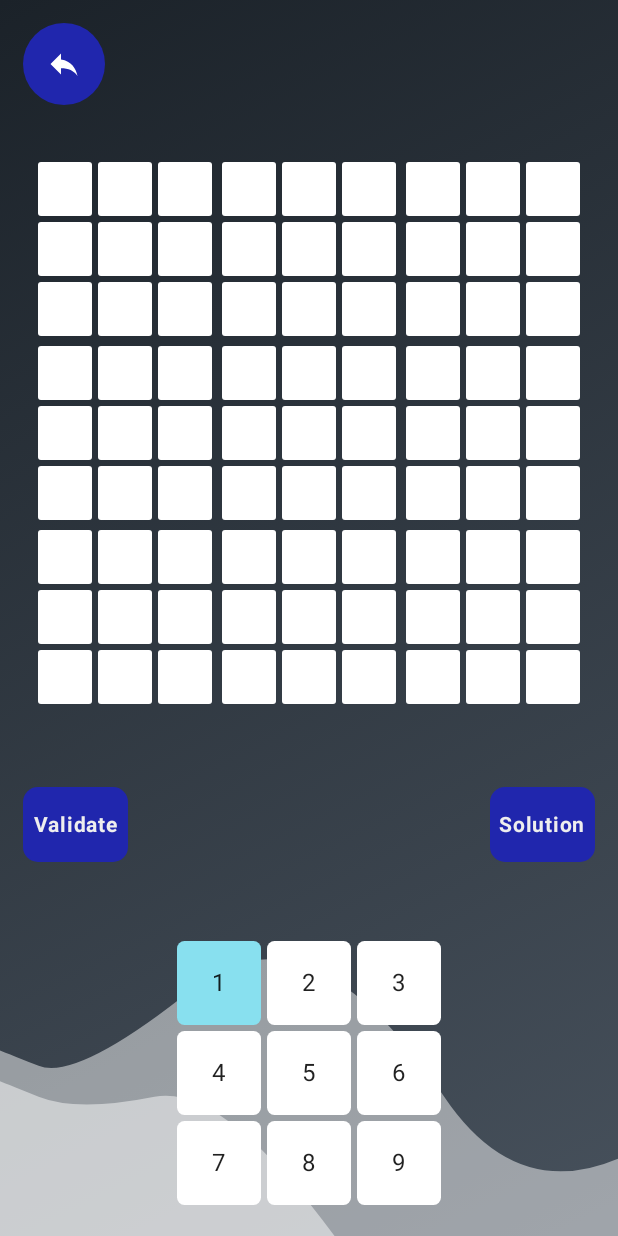
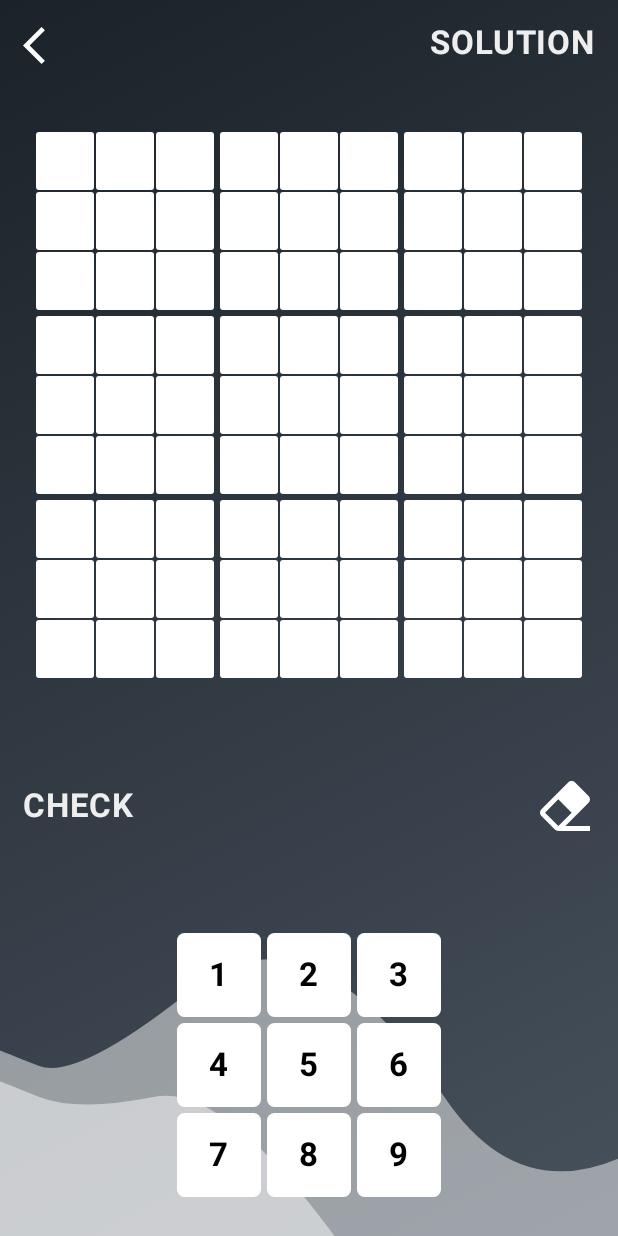
Before and after one commit to YashNishal/Sudoku-App, an Android app built with Jetpack Compose: the PrimaryActivity screen opened directly, with no data from a screen before it, on a phone screen of 412 x 824 dp. Run offline under Robolectric (Android 15) with nearby library versions, the phone set to English and light mode, and no system bars; our stand-ins replace Volley; libraries missing offline, so code that uses them is left out: es.dmoral.toasty; network calls fail; 3 statements that could not run were skipped.

Commit message:
added erase functionality, modified primary activity, made code cleaner and readable

```diff
--- a/app/build.gradle
+++ b/app/build.gradle
@@ -64,6 +64,8 @@ dependencies {
     debugImplementation "androidx.compose.ui:ui-tooling:$compose_version"
 
     implementation"com.android.volley:volley:1.2.1"
-    implementation 'com.google.code.gson:gson:2.8.9'
     implementation"org.jetbrains.kotlinx:kotlinx-coroutines-android:1.5.0"
+
+    //for better toast
+    implementation 'com.github.GrenderG:Toasty:1.5.2'
 }
--- a/app/src/main/java/com/example/sudoku/PrimaryActivity.kt
+++ b/app/src/main/java/com/example/sudoku/PrimaryActivity.kt
@@ -3,7 +3,6 @@ package com.example.sudoku
 import android.app.Activity
 import android.os.Bundle
 import android.util.Log
-import android.view.View
 import android.view.Window
 import android.view.WindowManager
 import android.widget.Toast
@@ -28,26 +27,29 @@ import androidx.compose.ui.text.style.TextAlign
 import androidx.compose.ui.tooling.preview.Preview
 import androidx.compose.ui.unit.dp
 import androidx.compose.ui.unit.sp
-import com.example.sudoku.ui.theme.BrightBlue
-import com.example.sudoku.ui.theme.CellColor
-import com.example.sudoku.ui.theme.SudokuTheme
-import com.example.sudoku.ui.theme.TextWhite
+import com.example.sudoku.ui.theme.*
+import es.dmoral.toasty.Toasty
 
-var change = "1"
+var change = "0"
 
 class PrimaryActivity : ComponentActivity() {
     override fun onCreate(savedInstanceState: Bundle?) {
-        requestWindowFeature(Window.FEATURE_NO_TITLE);
+        requestWindowFeature(Window.FEATURE_NO_TITLE)
         window.setFlags(
             WindowManager.LayoutParams.FLAG_FULLSCREEN,
             WindowManager.LayoutParams.FLAG_FULLSCREEN
-        );
+        )
+        initializeToasty()
         super.onCreate(savedInstanceState)
         setContent {
             App()
         }
     }
 }
+
+
+/* ---------------------MAIN APP----------------------- */
+
 
 @Composable
 fun App() {
@@ -59,7 +61,7 @@ fun App() {
         Surface(color = Color.Black, modifier = Modifier.fillMaxSize()) {
             Background()
             Column {
-                BackButton()
+                TopBar(solution)
                 Column(
                     horizontalAlignment = Alignment.CenterHorizontally,
                     verticalArrangement = Arrangement.SpaceAround,
@@ -78,7 +80,7 @@ fun App() {
                             FinalScreen(text = "GAME OVER!", color = Color.Red)
                         }
                         else -> {
-                            MiddleButtons(solution, correct)
+                            MiddleButtons(correct)
                             DialPad()
                         }
                     }
@@ -88,124 +90,63 @@ fun App() {
     }
 }
 
+/* ------------------------------------------------------------------- */
+// COMPOSABLE FUNCTIONS
+
+
 @Composable
-fun BackButton() {
+fun TopBar(solution: MutableState<Boolean>) {
     val activity = (LocalContext.current as? Activity)
-    Box(contentAlignment = Alignment.TopStart, modifier = Modifier.fillMaxWidth()) {
-        Icon(painter = painterResource(id = R.drawable.ic_back),
-            contentDescription = "Back", tint = Color.White,
+    Row(
+        horizontalArrangement = Arrangement.SpaceBetween,
+        modifier = Modifier.fillMaxWidth()
+    ) {
+        Icon(
+            painter = painterResource(id = R.drawable.ic_baseline_arrow_back_ios_24),
+            contentDescription = "Back",
+            tint = Color.White,
             modifier = Modifier
                 .padding(15.dp)
-                .clip(RoundedCornerShape(100))
-                .background(BrightBlue)
-                .padding(15.dp)
+                .size(30.dp)
                 .clickable {
-
                     activity?.finish()
                 }
         )
+        SolutionButton(solution)
     }
 }
 
 
 @Composable
-fun FinalScreen(text: String, color: Color) {
-    Column(
-        horizontalAlignment = Alignment.CenterHorizontally,
-        verticalArrangement = Arrangement.SpaceAround
-    ) {
-        Text(text = text, fontSize = 70.sp, color = color, textAlign = TextAlign.Center)
-//        BackButton()
-    }
-}
+fun SolutionButton(solution: MutableState<Boolean>) {
+    val context = LocalContext.current
 
-@Composable
-fun MiddleButtons(solution: MutableState<Boolean>, correct: MutableState<Boolean>) {
-    Row(
-        horizontalArrangement = Arrangement.SpaceBetween,
-        verticalAlignment = Alignment.CenterVertically, modifier = Modifier.fillMaxWidth()
-    ) {
-        ValidateButton(correct)
-        SolveButton(solution)
-    }
-}
-
-@Composable
-fun ValidateButton(correct: MutableState<Boolean>) {
-    val context = LocalContext.current
-    Box(modifier = Modifier
-        .padding(15.dp)
-        .height(50.dp)
-        .width(70.dp)
-        .clip(RoundedCornerShape(10.dp))
-        .background(BrightBlue)
-        .clickable {
-            if (check()) {
-                var noZero = true
-                for (i in 0..8)
-                    for (j in 0..8)
-                        if (matrix[i][j] == 0) {
-                            noZero = false
-                            break
-                        }
-                if (noZero)
-                    correct.value = true
-
-                Toast
-                    .makeText(context, "Correct!", Toast.LENGTH_SHORT)
-                    .show()
-            } else {
-                Toast
-                    .makeText(context, "Incorrect.", Toast.LENGTH_SHORT)
-                    .show()
-            }
-        }) {
     Text(
-            text = "Validate",
+        text = "SOLUTION",
+        fontSize = 22.sp,
         color = TextWhite,
-            fontSize = 14.sp,
         fontWeight = FontWeight.Bold,
         modifier = Modifier
-                .align(Alignment.Center)
-        )
-    }
-}
-
-@Composable
-fun SolveButton(solution: MutableState<Boolean>) {
-    val context = LocalContext.current
-    Box(modifier = Modifier
             .padding(15.dp)
-        .height(50.dp)
-        .width(70.dp)
-        .clip(RoundedCornerShape(10.dp))
-        .background(BrightBlue)
             .clickable {
                 Log.d("Before getSolution : ", original.contentDeepToString())
-            if (getSolution()) {
-                Toast
-                    .makeText(context, "got the solution!", Toast.LENGTH_SHORT)
-                    .show()
-            } else {
-                Toast
-                    .makeText(context, "unable to get the solution!.", Toast.LENGTH_SHORT)
-                    .show()
+                if (!getSolution()) {
+                    Toasty
+                        .error(context, "Unable to get Solution", Toast.LENGTH_SHORT, true)
+                        .show();
                 }
                 Log.d("After getSolution : ", original.contentDeepToString())
                 solution.value = true
-        }) {
-        Text(
-            text = "Solution",
-            color = TextWhite,
-            fontSize = 14.sp,
-            fontWeight = FontWeight.Bold,
-            modifier = Modifier
-                .align(Alignment.Center)
+            }
     )
 }
-}
 
+
+/* ---------------------- */
+// GRID
 // Sudoku Grid and Cells
+
+
 @Composable
 fun Grid() {
     Column(Modifier.padding(2.dp)) {
@@ -251,6 +192,7 @@ fun SubGrid(i: Int) {
     }
 }
 
+
 @Composable
 fun Cell(row: Int, col: Int) {
     val num = matrix[row][col].toString()
@@ -261,7 +203,7 @@ fun Cell(row: Int, col: Int) {
         Modifier
             .height(40.dp)
             .width(40.dp)
-            .padding(2.dp)
+            .padding(0.75.dp)
             .clip(
                 RoundedCornerShape(2.dp)
             )
@@ -275,16 +217,87 @@ fun Cell(row: Int, col: Int) {
             }
     ) {
         Text(
-            text = number.value, Modifier.align(Alignment.Center),
+            text = if (number.value == "0") "" else number.value,
+            Modifier.align(Alignment.Center),
             fontWeight = if (fixed.value) FontWeight.ExtraBold else FontWeight.Light
         )
     }
 }
 
-// Number Pad
+
+/* ---------------------- */
+// MIDDLE BUTTONS
+
+@Composable
+fun MiddleButtons(correct: MutableState<Boolean>) {
+    Row(
+        horizontalArrangement = Arrangement.SpaceBetween,
+        verticalAlignment = Alignment.CenterVertically, modifier = Modifier.fillMaxWidth()
+    ) {
+        CheckButton(correct)
+        EraseButton()
+    }
+}
+
+
+@Composable
+fun CheckButton(correct: MutableState<Boolean>) {
+    val context = LocalContext.current
+    Text(
+        text = "CHECK",
+        fontSize = 22.sp,
+        color = TextWhite,
+        fontWeight = FontWeight.Bold,
+        modifier = Modifier
+            .padding(15.dp)
+            .clickable {
+                if (check()) {
+                    var noZero = true
+                    for (i in 0..8)
+                        for (j in 0..8)
+                            if (matrix[i][j] == 0) {
+                                noZero = false
+                                break
+                            }
+                    if (noZero)
+                        correct.value = true
+
+                    Toasty
+                        .success(context, "Correct!", Toast.LENGTH_SHORT, true)
+                        .show()
+                } else
+                    Toasty
+                        .error(context, "Incorrect.", Toast.LENGTH_SHORT, true)
+                        .show()
+            }
+    )
+}
+
+
+@Composable
+fun EraseButton() {
+    Box(
+        modifier = Modifier.padding(15.dp),
+        // for other style
+    ) {
+        Icon(painter = painterResource(id = R.drawable.ic_icons8_erase_6),
+            contentDescription = "Erase",
+            tint = Color.White,
+            modifier = Modifier
+                .clickable {
+                    change = "0"
+                }
+                .size(40.dp)
+        )
+    }
+}
+
+
+/* ---------------------- */
+// DIAL PAD
 @Composable
 fun DialPad() {
-    val rels = listOf(remember { mutableStateOf(true) },
+    val rels = listOf(remember { mutableStateOf(false) },
         remember { mutableStateOf(false) },
         remember { mutableStateOf(false) },
         remember { mutableStateOf(false) },
@@ -315,6 +328,7 @@ fun DialPad() {
     }
 }
 
+
 @Composable
 fun Dial(num: String = "", rels: List<MutableState<Boolean>>) {
     Box(
@@ -331,9 +345,37 @@ fun Dial(num: String = "", rels: List<MutableState<Boolean>>) {
                 disableAll(rels)
                 rels[num.toInt() - 1].value = true
             }) {
-        Text(text = num, Modifier.align(Alignment.Center))
+        Text(text = num,
+            Modifier
+                .align(Alignment.Center),
+            fontSize = 22.sp,
+            color = Color.Black,
+            fontWeight = FontWeight.Bold
+        )
     }
 }
+
+
+/* ---------------------- */
+// FINAL SCREEN
+
+@Composable
+fun FinalScreen(text: String, color: Color) {
+    Column(
+        horizontalAlignment = Alignment.CenterHorizontally,
+        verticalArrangement = Arrangement.SpaceAround
+    ) {
+        Text(text = text, fontSize = 70.sp, color = color, textAlign = TextAlign.Center)
+//        BackButton()
+    }
+}
+
+
+
+
+
+/* ---------------------------------------------------------------------- */
+// HELPER FUNCTIONS
 
 fun disableAll(rels: List<MutableState<Boolean>>) {
     for (i in 0..8) {
--- a/app/src/main/java/com/example/sudoku/Util.kt
+++ b/app/src/main/java/com/example/sudoku/Util.kt
@@ -3,6 +3,7 @@ package com.example.sudoku
 import androidx.compose.runtime.MutableState
 import androidx.compose.ui.geometry.Offset
 import androidx.compose.ui.graphics.Path
+import es.dmoral.toasty.Toasty
 import kotlinx.coroutines.delay
 import kotlin.math.abs
 
@@ -26,3 +27,14 @@ suspend fun stateChange(c: MutableState<Boolean>) {
         delay(4000)
     }
 }
+
+
+fun initializeToasty() {
+    Toasty.Config.getInstance()
+//        .tintIcon(boolean tintIcon) // optional (apply textColor also to the icon)
+//        .setTextSize(int sizeInSp) // optional
+        .allowQueue( true) // optional (prevents several Toastys from queuing)
+        .supportDarkTheme(true) // optional (whether to support dark theme or not)
+//        .setRTL(boolean isRTL) // optional (icon is on the right)
+        .apply(); // required
+}
--- /dev/null
+++ b/app/src/main/res/drawable/ic_baseline_arrow_back_ios_24.xml
@@ -0,0 +1,5 @@
+<vector android:alpha="0.8" android:height="40dp"
+    android:tint="?attr/colorControlNormal" android:viewportHeight="24"
+    android:viewportWidth="24" android:width="40dp" xmlns:android="http://schemas.android.com/apk/res/android">
+    <path android:fillColor="@android:color/white" android:pathData="M11.67,3.87L9.9,2.1 0,12l9.9,9.9 1.77,-1.77L3.54,12z"/>
+</vector>
--- /dev/null
+++ b/app/src/main/res/drawable/ic_icons8_erase_6.xml
@@ -0,0 +1,9 @@
+<vector xmlns:android="http://schemas.android.com/apk/res/android"
+    android:width="24dp"
+    android:height="24dp"
+    android:viewportWidth="24"
+    android:viewportHeight="24">
+  <path
+      android:pathData="M14.6504,2.0059C14.1458,2.0059 13.6412,2.1947 13.2617,2.5742L2.5762,13.2637C1.8172,14.0227 1.8172,15.282 2.5762,16.041L7.9609,21.4258C8.3881,21.853 8.9733,22.0302 9.5391,21.9766L9.5391,22L22,22L22,20L12.1641,20L21.4238,10.7363C22.1828,9.9773 22.1828,8.718 21.4238,7.959L16.0391,2.5742C15.6596,2.1947 15.1549,2.0059 14.6504,2.0059zM9.3203,9.3457L14.6543,14.6797L9.3496,19.9863L4.0156,14.6504L9.3203,9.3457z"
+      android:fillColor="#5B5B5B"/>
+</vector>
--- a/build.gradle
+++ b/build.gradle
@@ -16,6 +16,7 @@ buildscript {
     }
 }
 
+
 task clean(type: Delete) {
     delete rootProject.buildDir
 }
--- a/settings.gradle
+++ b/settings.gradle
@@ -4,6 +4,7 @@ dependencyResolutionManagement {
         google()
         mavenCentral()
         jcenter() // Warning: this repository is going to shut down soon
+        maven { url 'https://jitpack.io' }
     }
 }
 rootProject.name = "Sudoku"
```
Also changed, not shown: app/src/main/java/com/example/sudoku/MainActivity.kt (+0 -10 lines), app/src/main/res/drawable/ic_icons8_erase_4.xml (added, +54 -0 lines), app/src/main/res/drawable/ic_icons8_erase_5.xml (added, +9 -0 lines). Lines whose indentation alone changed are shown as unchanged.
